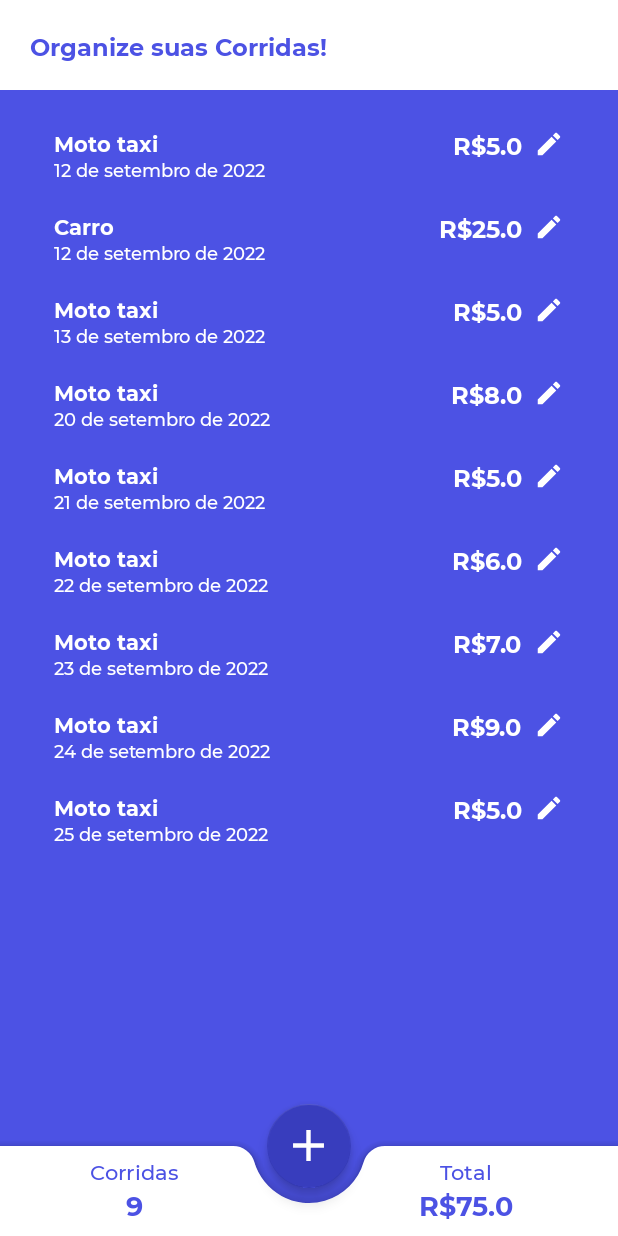
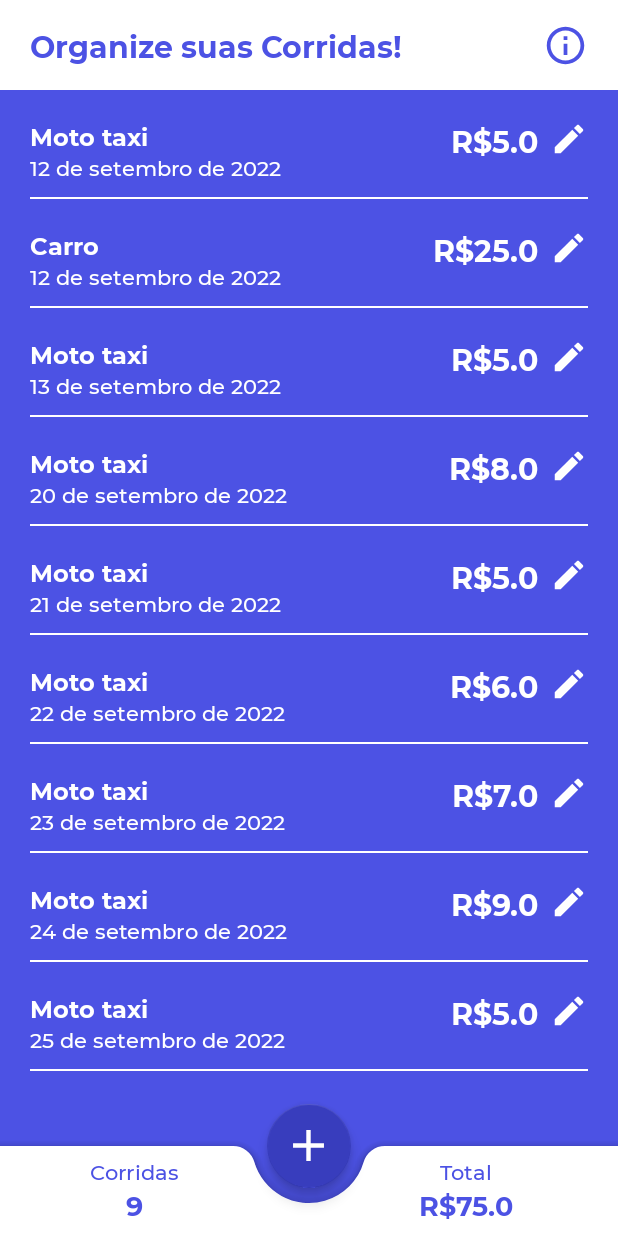
Before and after one commit to guilhermerauj0/Corridas, an Android app: the screen it shows after launch (MainActivity), on a phone screen of 412 x 824 dp. Run offline under Robolectric (Android 15) with nearby library versions, the phone set to English and light mode, and no system bars.

Commit message:
work in design layout of main activity

```diff
--- /dev/null
+++ b/app/src/main/res/drawable/ic_info.xml
@@ -0,0 +1,5 @@
+<vector android:height="24dp" android:tint="@color/blueprincipal"
+    android:viewportHeight="24" android:viewportWidth="24"
+    android:width="24dp" xmlns:android="http://schemas.android.com/apk/res/android">
+    <path android:fillColor="@android:color/white" android:pathData="M11,7h2v2h-2zM11,11h2v6h-2zM12,2C6.48,2 2,6.48 2,12s4.48,10 10,10 10,-4.48 10,-10S17.52,2 12,2zM12,20c-4.41,0 -8,-3.59 -8,-8s3.59,-8 8,-8 8,3.59 8,8 -3.59,8 -8,8z"/>
+</vector>
--- a/app/src/main/res/layout/activity_main.xml
+++ b/app/src/main/res/layout/activity_main.xml
@@ -19,21 +19,30 @@
             android:layout_width="wrap_content"
             android:layout_height="wrap_content"
             android:text="Organize suas Corridas!"
-            android:textSize="16sp"
+            android:textSize="20sp"
             android:layout_marginStart="20dp"
             app:layout_constraintStart_toStartOf="parent"
             app:layout_constraintTop_toTopOf="parent"
-            android:layout_marginTop="20dp"
             android:textColor="@color/blueprincipal"
             android:fontFamily="@font/montserratbold"
-            />
+            app:layout_constraintBottom_toBottomOf="parent" />
+
+        <ImageView
+            android:layout_width="30dp"
+            android:layout_height="30dp"
+            android:layout_marginRight="20dp"
+            android:src="@drawable/ic_info"
+            app:layout_constraintBottom_toBottomOf="parent"
+            app:layout_constraintEnd_toEndOf="parent"
+            app:layout_constraintTop_toTopOf="parent" />
+
     </androidx.constraintlayout.widget.ConstraintLayout>
 
     <androidx.recyclerview.widget.RecyclerView
         android:id="@+id/main_rv_race"
         android:layout_width="match_parent"
         android:layout_height="0dp"
-        android:padding="16dp"
+        android:paddingTop="10dp"
         app:layout_constraintStart_toStartOf="parent"
         app:layout_constraintTop_toBottomOf="@+id/main_action_bar"
         app:layout_constraintEnd_toEndOf="parent"
--- a/app/src/main/res/layout/race_info.xml
+++ b/app/src/main/res/layout/race_info.xml
@@ -15,7 +15,7 @@
         app:layout_constraintTop_toTopOf="parent"
         app:layout_constraintStart_toStartOf="parent"
         android:textColor="@color/white"
-        android:textSize="14sp"
+        android:textSize="16sp"
         android:fontFamily="@font/montserratbold"/>
 
     <TextView
@@ -25,7 +25,7 @@
         app:layout_constraintTop_toBottomOf="@+id/raceVehicle"
         app:layout_constraintStart_toStartOf="@+id/raceVehicle"
         android:text="Data da corrida"
-        android:textSize="12sp"
+        android:textSize="14sp"
         android:fontFamily="@font/montserratmedium"
         android:textColor="@color/white"/>
 
@@ -34,7 +34,7 @@
         android:layout_width="wrap_content"
         android:layout_height="wrap_content"
         android:text="R$5,00"
-        android:textSize="16sp"
+        android:textSize="20sp"
         app:layout_constraintEnd_toStartOf="@id/race_editrace"
         app:layout_constraintTop_toTopOf="parent"
         android:layout_marginRight="8dp"
@@ -43,10 +43,21 @@
 
     <ImageView
         android:id="@+id/race_editrace"
-        android:layout_width="20dp"
-        android:layout_height="20dp"
+        android:layout_width="25dp"
+        android:layout_height="25dp"
         android:src="@drawable/ic_edit"
+        android:focusable="true"
         app:layout_constraintTop_toTopOf="parent"
         app:layout_constraintEnd_toEndOf="parent"/>
 
+    <com.google.android.material.divider.MaterialDivider
+        android:layout_width="match_parent"
+        android:layout_height="wrap_content"
+        app:dividerThickness="1dp"
+        app:dividerColor="@color/white"
+        app:layout_constraintBottom_toBottomOf="parent"
+        app:layout_constraintTop_toBottomOf="@+id/raceDate"
+        android:layout_marginTop="10dp"/>
+
+
 </androidx.constraintlayout.widget.ConstraintLayout>
```
